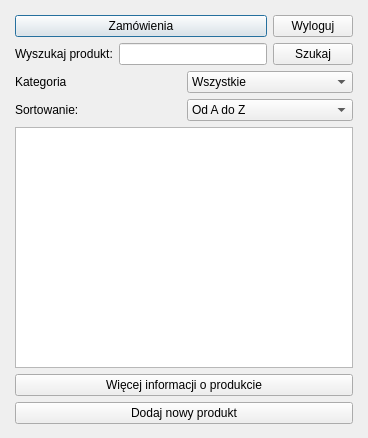
Before: the Qt Designer form Sklep/sklep_pracownik.ui in AdriannaUrbanska/MusicStore, drawn with Qt 5.
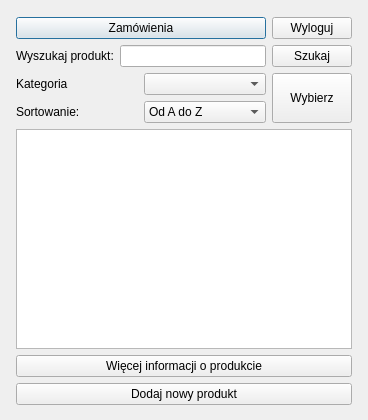
After: the same form once the commit is applied.

What changed in the file:
```diff
--- a/Sklep/sklep_pracownik.ui
+++ b/Sklep/sklep_pracownik.ui
@@ -7,19 +7,19 @@
     <x>0</x>
     <y>0</y>
     <width>368</width>
-    <height>438</height>
+    <height>420</height>
    </rect>
   </property>
   <property name="minimumSize">
    <size>
     <width>368</width>
-    <height>438</height>
+    <height>420</height>
    </size>
   </property>
   <property name="maximumSize">
    <size>
     <width>368</width>
-    <height>438</height>
+    <height>420</height>
    </size>
   </property>
   <property name="windowTitle">
@@ -28,16 +28,14 @@
   <widget class="QWidget" name="">
    <property name="geometry">
     <rect>
-     <x>15</x>
-     <y>15</y>
-     <width>338</width>
-     <height>409</height>
+     <x>16</x>
+     <y>17</y>
+     <width>336</width>
+     <height>388</height>
     </rect>
    </property>
    <layout class="QVBoxLayout" name="verticalLayout_2">
     <item>
-     <layout class="QVBoxLayout" name="verticalLayout">
-      <item>
        <layout class="QHBoxLayout" name="horizontalLayout_4">
         <item>
          <widget class="QPushButton" name="zamowienia">
@@ -83,6 +81,10 @@
        </layout>
       </item>
       <item>
+     <layout class="QHBoxLayout" name="horizontalLayout_6">
+      <item>
+       <layout class="QVBoxLayout" name="verticalLayout">
+        <item>
        <layout class="QHBoxLayout" name="horizontalLayout_2">
         <item>
          <widget class="QLabel" name="label_2">
@@ -92,33 +94,7 @@
          </widget>
         </item>
         <item>
-         <widget class="QComboBox" name="comboBox">
-          <item>
-           <property name="text">
-            <string>Wszystkie</string>
-           </property>
-          </item>
-          <item>
-           <property name="text">
-            <string>Dęte</string>
-           </property>
-          </item>
-          <item>
-           <property name="text">
-            <string>Klawiszowe</string>
-           </property>
-          </item>
-          <item>
-           <property name="text">
-            <string>Perkusyjne</string>
-           </property>
-          </item>
-          <item>
-           <property name="text">
-            <string>Smyczkowe</string>
-           </property>
-          </item>
-         </widget>
+           <widget class="QComboBox" name="kategoria"/>
         </item>
        </layout>
       </item>
@@ -147,6 +123,23 @@
         </item>
        </layout>
       </item>
+       </layout>
+      </item>
+      <item>
+       <widget class="QPushButton" name="wybierz">
+        <property name="sizePolicy">
+         <sizepolicy hsizetype="Maximum" vsizetype="Minimum">
+          <horstretch>0</horstretch>
+          <verstretch>0</verstretch>
+         </sizepolicy>
+        </property>
+        <property name="text">
+         <string>Wybierz</string>
+        </property>
+       </widget>
+      </item>
+     </layout>
+    </item>
       <item>
        <widget class="QListWidget" name="listWidget"/>
       </item>
@@ -157,8 +150,6 @@
         </property>
        </widget>
       </item>
-     </layout>
-    </item>
     <item>
      <layout class="QHBoxLayout" name="horizontalLayout_5"/>
     </item>
```
Left out of the diff: 9 changed lines with no effect on the pictures. Lines whose indentation alone changed are shown as unchanged.
